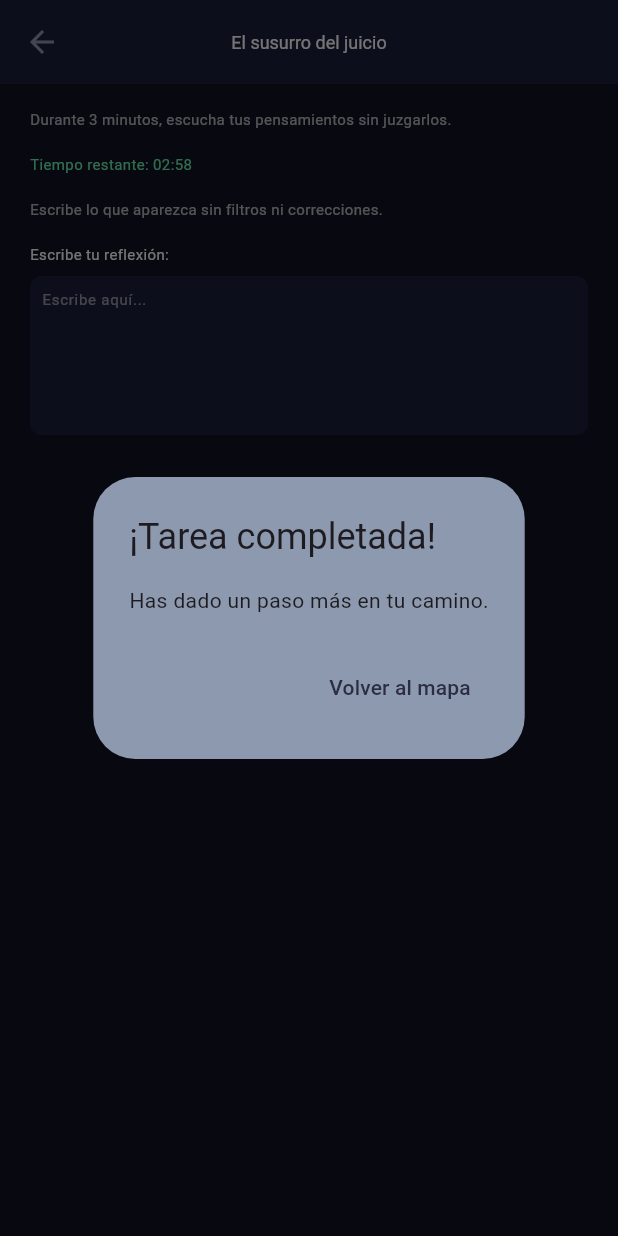
After one commit to heric-hh/zenquest, a Flutter app: the BDRTaskDetailScreen screen opened directly, after a tap on "Iniciar Ejercicio", after a tap on "Completar", on a phone screen of 412 x 824 dp. The commit adds this screen. Run offline on Flutter 3.47's test engine with Material 3 defaults, Android fonts, the phone set to English and light mode, and no system bars; our stand-ins replace google_fonts, shared_preferences; accounts and stored records are empty.

Commit message:
feat: (ui) adding BDRTaskDetail screen

```diff
--- /dev/null
+++ b/lib/src/presentation/regions/bosque_del_ruido/bdr_task_detail.dart
@@ -0,0 +1,181 @@
+import 'package:flutter/material.dart';
+
+class BDRTaskDetailScreen extends StatefulWidget {
+  final String title;
+  final String description;
+  final String instruction;
+
+  const BDRTaskDetailScreen({
+    super.key,
+    required this.title,
+    required this.description,
+    required this.instruction,
+  });
+
+  @override
+  State<BDRTaskDetailScreen> createState() => _BDRTaskDetailScreenState();
+}
+
+class _BDRTaskDetailScreenState extends State<BDRTaskDetailScreen> {
+  final TextEditingController _reflectionController = TextEditingController();
+  bool _exerciseStarted = false;
+  int _remainingSeconds = 180;
+  late final Stopwatch _stopwatch;
+
+  @override
+  void initState() {
+    super.initState();
+    _stopwatch = Stopwatch();
+  }
+
+  void _startExercise() {
+    setState(() {
+      _exerciseStarted = true;
+      _stopwatch.start();
+      _tick();
+    });
+  }
+
+  void _tick() async {
+    while (_stopwatch.isRunning && _remainingSeconds > 0) {
+      await Future.delayed(const Duration(seconds: 1));
+      setState(() {
+        _remainingSeconds--;
+      });
+    }
+    if (_remainingSeconds <= 0) {
+      _stopwatch.stop();
+    }
+  }
+
+  String _formatTime(int totalSeconds) {
+    final minutes = (totalSeconds ~/ 60).toString().padLeft(2, '0');
+    final seconds = (totalSeconds % 60).toString().padLeft(2, '0');
+    return "$minutes:$seconds";
+  }
+
+  void _completeTask() {
+    // Aquí podrías guardar los datos o navegar a otra pantalla
+    showDialog(
+      context: context,
+      builder:
+          (_) => AlertDialog(
+            title: const Text("¡Tarea completada!"),
+            content: const Text("Has dado un paso más en tu camino."),
+            actions: [
+              TextButton(
+                onPressed:
+                    () => Navigator.of(
+                      context,
+                    ).popUntil((route) => route.isFirst),
+                child: const Text("Volver al mapa"),
+              ),
+            ],
+          ),
+    );
+  }
+
+  @override
+  void dispose() {
+    _stopwatch.stop();
+    _reflectionController.dispose();
+    super.dispose();
+  }
+
+  @override
+  Widget build(BuildContext context) {
+    return Scaffold(
+      backgroundColor: const Color(0xFF121224),
+      appBar: AppBar(
+        backgroundColor: const Color(0xFF1B1E3D),
+        title: Text(
+          widget.title,
+          style: const TextStyle(fontSize: 12, color: Colors.white),
+        ),
+        centerTitle: true,
+      ),
+      body: Padding(
+        padding: const EdgeInsets.symmetric(horizontal: 20, vertical: 16),
+        child: ListView(
+          children: [
+            Text(
+              widget.description,
+              style: const TextStyle(fontSize: 10, color: Colors.white70),
+            ),
+            const SizedBox(height: 16),
+            !_exerciseStarted
+                ? ElevatedButton(
+                  onPressed: _startExercise,
+                  style: ElevatedButton.styleFrom(
+                    backgroundColor: Colors.deepPurple,
+                  ),
+                  child: const Text(
+                    'Iniciar Ejercicio',
+                    style: TextStyle(fontSize: 10),
+                  ),
+                )
+                : Column(
+                  crossAxisAlignment: CrossAxisAlignment.start,
+                  children: [
+                    Text(
+                      "Tiempo restante: ${_formatTime(_remainingSeconds)}",
+                      style: const TextStyle(
+                        fontSize: 10,
+                        color: Colors.greenAccent,
+                      ),
+                    ),
+                    const SizedBox(height: 16),
+                    Text(
+                      widget.instruction,
+                      style: const TextStyle(
+                        fontSize: 10,
+                        color: Colors.white70,
+                      ),
+                    ),
+                    const SizedBox(height: 16),
+                    const Text(
+                      'Escribe tu reflexión:',
+                      style: TextStyle(fontSize: 10, color: Colors.white),
+                    ),
+                    const SizedBox(height: 8),
+                    Container(
+                      padding: const EdgeInsets.all(8),
+                      decoration: BoxDecoration(
+                        color: const Color(0xFF1B1E3D),
+                        borderRadius: BorderRadius.circular(8),
+                      ),
+                      child: TextField(
+                        controller: _reflectionController,
+                        maxLines: 6,
+                        style: const TextStyle(
+                          color: Colors.white,
+
+                          fontSize: 10,
+                        ),
+                        decoration: const InputDecoration.collapsed(
+                          hintText: "Escribe aquí...",
+                          hintStyle: TextStyle(color: Colors.white54),
+                        ),
+                      ),
+                    ),
+                    const SizedBox(height: 24),
+                    Center(
+                      child: ElevatedButton(
+                        onPressed: _completeTask,
+                        style: ElevatedButton.styleFrom(
+                          backgroundColor: Colors.green,
+                        ),
+                        child: const Text(
+                          'Completar',
+                          style: TextStyle(fontSize: 10),
+                        ),
+                      ),
+                    ),
+                  ],
+                ),
+          ],
+        ),
+      ),
+    );
+  }
+}
--- a/lib/src/presentation/regions/bosque_del_ruido/region_map_screen.dart
+++ b/lib/src/presentation/regions/bosque_del_ruido/region_map_screen.dart
@@ -1,5 +1,6 @@
 import 'package:flutter/material.dart';
 import 'package:zenquest/src/config/theme/colors/app_colors.dart';
+import 'package:zenquest/src/presentation/regions/bosque_del_ruido/bdr_task_detail.dart';
 
 class RegionMapScreen extends StatelessWidget {
   const RegionMapScreen({super.key});
@@ -47,8 +48,19 @@ class RegionMapScreen extends StatelessWidget {
             actions: [
               TextButton(
                 onPressed: () {
-                  Navigator.pop(context);
-                  //TODO:  Aquí iría tu lógica para ir a la pantalla de tarea
+                  Navigator.push(
+                    context,
+                    MaterialPageRoute(
+                      builder:
+                          (_) => BDRTaskDetailScreen(
+                            title: 'El susurro del juicio',
+                            description:
+                                'Durante 3 minutos, escucha tus pensamientos sin juzgarlos.',
+                            instruction:
+                                'Escribe lo que aparezca sin filtros ni correcciones.',
+                          ),
+                    ),
+                  );
                 },
                 child: const Text(
                   'Comenzar',
```
